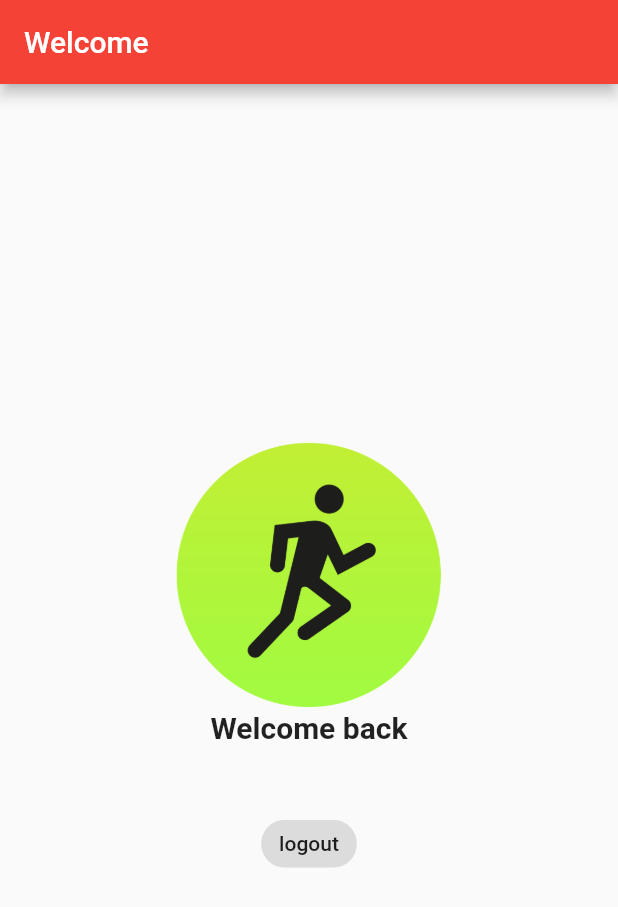
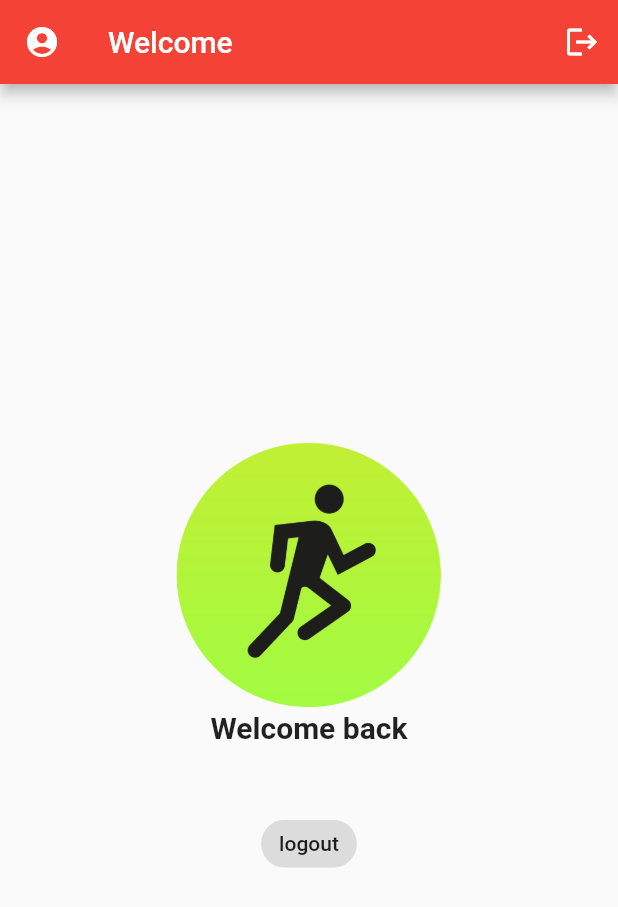
Before and after one commit to ayushshrestha1892/fitness_app, a Flutter app: the HomeScreen screen opened directly, on a phone screen of 412 x 824 dp. Shown: the top 907 px of the screen. Run offline on Flutter 3.47's test engine with Material 2 defaults, Android fonts, the phone set to English and light mode, and no system bars; our stand-ins replace cloud_firestore, firebase_auth, firebase_core, fluttertoast; accounts and stored records are empty.

Commit message:
app bar updated of homeage

```diff
--- a/lib/screens/home_screen.dart
+++ b/lib/screens/home_screen.dart
@@ -33,7 +33,19 @@ class _HomeScreenState extends State<HomeScreen> {
   Widget build(BuildContext context) {
     return Scaffold(
       appBar: AppBar(
-        title: Text("Welcome"),
+        title:
+            Text("Welcome ${loggedInUser.firstName} ${loggedInUser.lastName} "),
+        leading: IconButton(
+          icon: Icon(Icons.account_circle),
+          onPressed: () {},
+        ),
+        actions: <Widget>[
+          IconButton(
+              onPressed: () {
+                logout(context);
+              },
+              icon: Icon(Icons.logout))
+        ],
       ),
       body: Center(
           child: Padding(
```
